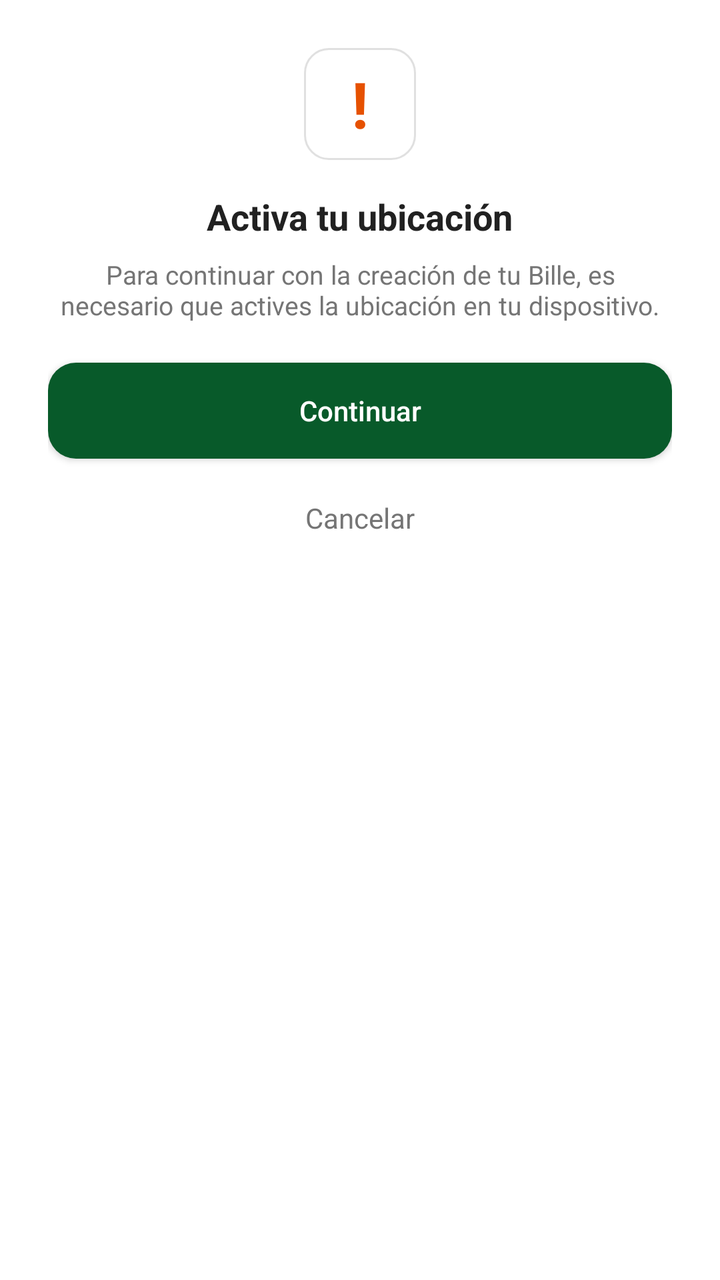
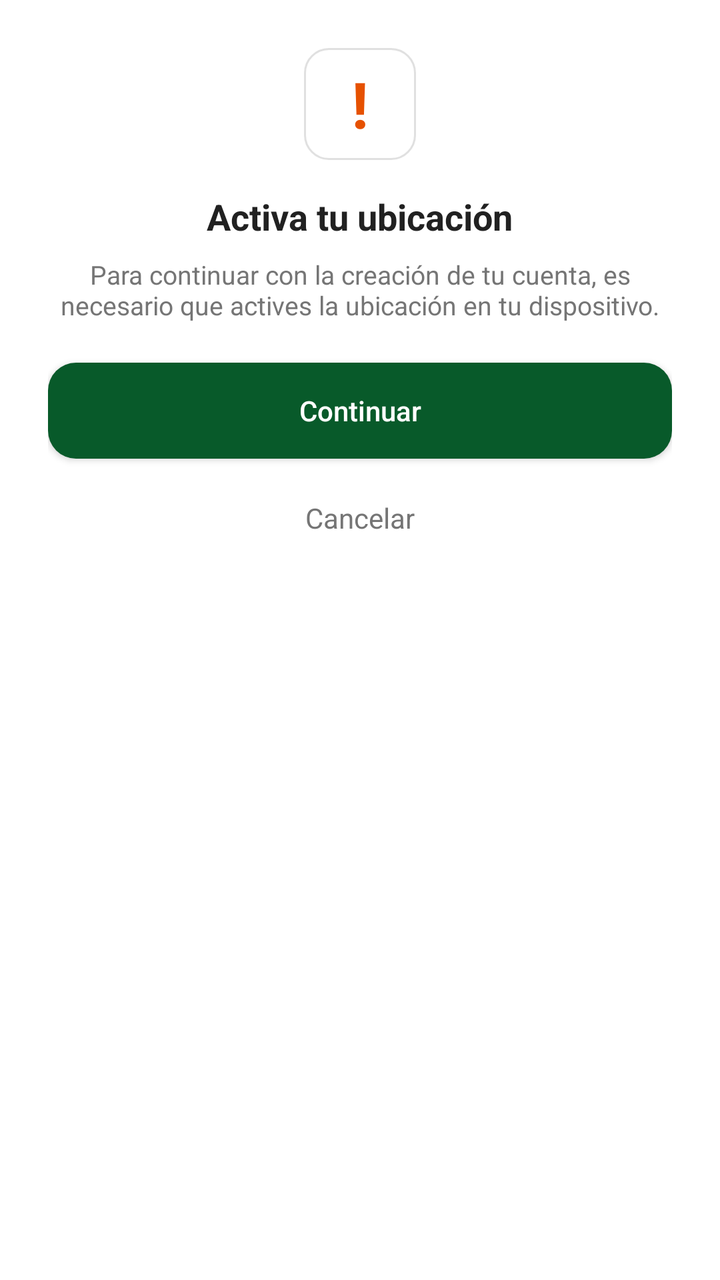

The first picture is an Android layout as it rendered before a commit; the second is the same layout after the commit. The layout source and the unified diff follow.
<!-- AndroidManifest.xml: application theme Theme.prueba_tecnica_bnb_brayan_condori -->
<!-- res/layout/dialog_location_prompt.xml -->
<?xml version="1.0" encoding="utf-8"?>
<LinearLayout xmlns:android="http://schemas.android.com/apk/res/android"
    android:layout_width="match_parent"
    android:layout_height="wrap_content"
    android:orientation="vertical"
    android:padding="24dp"
    android:gravity="center_horizontal"
    android:background="@drawable/bg_card_white">

    <TextView
        android:layout_width="56dp"
        android:layout_height="56dp"
        android:background="@drawable/bg_input"
        android:gravity="center"
        android:text="!"
        android:textColor="#E65100"
        android:textSize="32sp"
        android:textStyle="bold" />

    <TextView
        android:layout_width="wrap_content"
        android:layout_height="wrap_content"
        android:layout_marginTop="16dp"
        android:text="Activa tu ubicación"
        android:textColor="@color/text_dark"
        android:textSize="18sp"
        android:textStyle="bold" />

    <TextView
        android:layout_width="wrap_content"
        android:layout_height="wrap_content"
        android:layout_marginTop="8dp"
        android:gravity="center"
        android:text="Para continuar con la creación de tu Bille, es necesario que actives la ubicación en tu dispositivo."
        android:textColor="@color/text_gray"
        android:textSize="13sp" />

    <Button
        android:id="@+id/btnActivarUbicacion"
        android:layout_width="match_parent"
        android:layout_height="48dp"
        android:layout_marginTop="20dp"
        android:background="@drawable/bt_green"
        android:text="Continuar"
        android:textAllCaps="false"
        android:textColor="@color/white"
         />

    <TextView
        android:id="@+id/btnCancelarUbicacion"
        android:layout_width="wrap_content"
        android:layout_height="wrap_content"
        android:layout_marginTop="12dp"
        android:padding="8dp"
        android:text="Cancelar"
        android:textColor="@color/text_gray"
        android:textSize="14sp" />
</LinearLayout>
<!-- resources referenced by this layout -->
<resources>
  <color name="text_dark">#212121</color>
  <color name="text_gray">#757575</color>
  <color name="white">#FFFFFF</color>
  <!-- drawable bg_card_white (drawable) -->
  <?xml version="1.0" encoding="utf-8"?>
  <shape xmlns:android="http://schemas.android.com/apk/res/android">
      <solid android:color="@color/white" />
      <corners android:topLeftRadius="28dp" android:topRightRadius="28dp" />
  </shape>
  <!-- drawable bg_input (drawable) -->
  <?xml version="1.0" encoding="utf-8"?>
  <shape xmlns:android="http://schemas.android.com/apk/res/android">
      <solid android:color="@color/white" />
      <stroke android:width="1dp" android:color="@color/gray_border" />
      <corners android:radius="12dp" />
  </shape>
  <!-- drawable bt_green (drawable) -->
  <?xml version="1.0" encoding="utf-8"?>
  <shape xmlns:android="http://schemas.android.com/apk/res/android">
      <solid android:color="@color/green_dark" />
      <corners android:radius="14dp" />
  </shape>
  <style name="Theme.prueba_tecnica_bnb_brayan_condori" parent="Theme.MaterialComponents.Light.NoActionBar">
          <item name="colorPrimary">@color/green_primary</item>
          <item name="colorPrimaryVariant">@color/green_dark</item>
          <item name="colorOnPrimary">@color/white</item>
          <item name="android:statusBarColor">@color/green_dark</item>
      </style>
  <color name="gray_border">#E0E0E0</color>
  <color name="green_dark">#085A2A</color>
  <color name="green_primary">#0E8A42</color>
</resources>

<!-- the commit's change to res/layout/dialog_location_prompt.xml (unified diff, before → after) -->
@@ -31,7 +31,7 @@
         android:layout_height="wrap_content"
         android:layout_marginTop="8dp"
         android:gravity="center"
-        android:text="Para continuar con la creación de tu Bille, es necesario que actives la ubicación en tu dispositivo."
+        android:text="Para continuar con la creación de tu cuenta, es necesario que actives la ubicación en tu dispositivo."
         android:textColor="@color/text_gray"
         android:textSize="13sp" />
 
